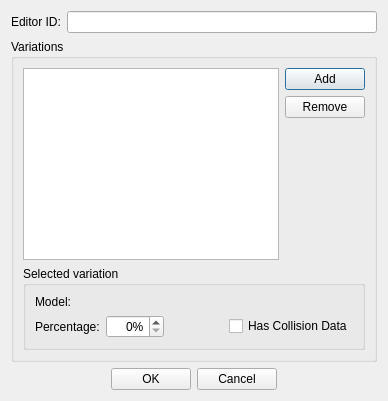
Qt form native/src/DovahKit/ui/form_windows/debris.ui (DavidJCobb/DovahKit) before a commit.
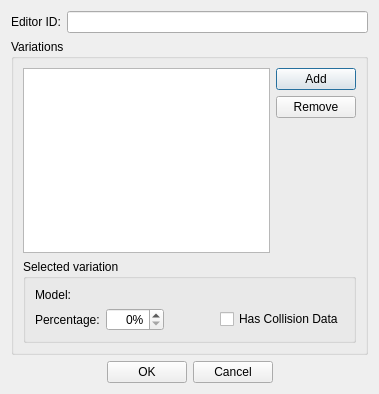
The same form after that commit. Custom widgets are drawn as their Qt base class.

```diff
--- a/native/src/DovahKit/ui/form_windows/debris.ui
+++ b/native/src/DovahKit/ui/form_windows/debris.ui
@@ -2,6 +2,14 @@
 <ui version="4.0">
  <class>FormDialogDebris</class>
  <widget class="QDialog" name="FormDialogDebris">
+  <property name="geometry">
+   <rect>
+    <x>0</x>
+    <y>0</y>
+    <width>379</width>
+    <height>394</height>
+   </rect>
+  </property>
   <property name="windowTitle">
    <string>Debris</string>
   </property>
```
Left out of the diff: 2 changed lines with no effect on the pictures.
